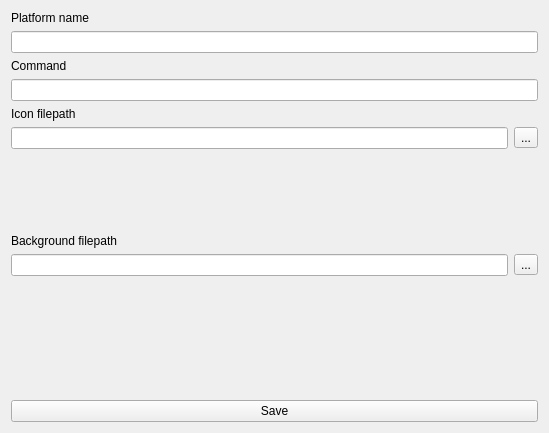
First picture: the form in res/settings.ui, repository remeh/mehstation-config, before the edit.
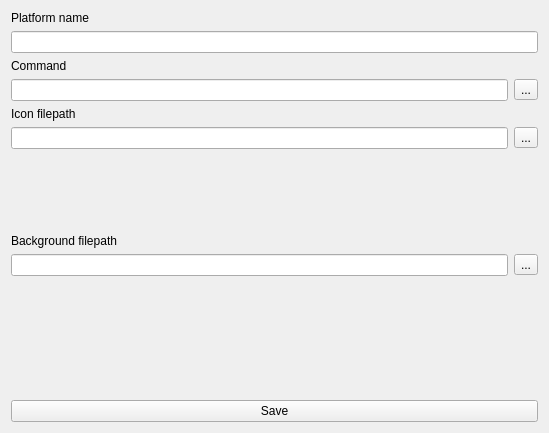
Second picture: the form after the edit.

Commit message: Add a file dialog on platform bin selection.

```diff
--- a/res/settings.ui
+++ b/res/settings.ui
@@ -32,7 +32,18 @@
     </widget>
    </item>
    <item>
-    <widget class="QLineEdit" name="command"/>
+    <layout class="QHBoxLayout" name="horizontalLayout_3">
+     <item>
+      <widget class="QLineEdit" name="command"/>
+     </item>
+     <item>
+      <widget class="QToolButton" name="commandButton">
+       <property name="text">
+        <string>...</string>
+       </property>
+      </widget>
+     </item>
+    </layout>
    </item>
    <item>
     <widget class="QLabel" name="label_3">
```
The commit also changes 3 other files.
